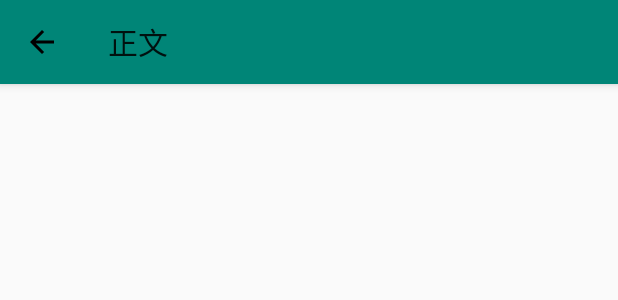
After one commit to lastmc/WenWenNews, an Android app: the layout activity_news_content.xml on its own in the app's theme, with its tools: preview values and no code run, on a phone screen of 412 x 824 dp. The commit adds this screen. Shown: the top 300 px of the screen. Run offline under Robolectric (Android 15) with nearby library versions, the phone set to English and light mode, and no system bars.

Commit message:
add news content activity

```diff
--- a/app/src/main/AndroidManifest.xml
+++ b/app/src/main/AndroidManifest.xml
@@ -1,6 +1,8 @@
 <?xml version="1.0" encoding="utf-8"?>
 <manifest xmlns:android="http://schemas.android.com/apk/res/android"
     package="com.java.yandifei">
+
+    <uses-permission android:name="android.permission.INTERNET" />
 
     <application
         android:allowBackup="true"
@@ -9,6 +11,7 @@
         android:roundIcon="@mipmap/ic_launcher_round"
         android:supportsRtl="true"
         android:theme="@style/AppTheme">
+        <activity android:name=".ui.news.NewsContentActivity"></activity>
         <activity
             android:name=".MainActivity"
             android:label="@string/app_name">
@@ -20,10 +23,9 @@
         </activity>
         <activity android:name=".ui.search.SearchActivity">
             <intent-filter>
-                <action android:name="android.intent.action.SEARCH"/>
+                <action android:name="android.intent.action.SEARCH" />
             </intent-filter>
         </activity>
     </application>
 
-    <uses-permission android:name="android.permission.INTERNET" />
 </manifest>
--- a/app/src/main/java/com/java/yandifei/ui/news/NewsListFragment.java
+++ b/app/src/main/java/com/java/yandifei/ui/news/NewsListFragment.java
@@ -1,5 +1,6 @@
 package com.java.yandifei.ui.news;
 
+import android.content.Intent;
 import android.os.Bundle;
 import android.view.LayoutInflater;
 import android.view.View;
@@ -29,7 +30,7 @@ public class NewsListFragment extends Fragment {
         this.newsList = newsList;
     }
 
-    public View onCreateView(@NonNull LayoutInflater inflater,
+    public View onCreateView(@NonNull final LayoutInflater inflater,
                              ViewGroup container, Bundle savedInstanceState) {
         View view = inflater.inflate(R.layout.fragment_news_list, container, false);
 
@@ -42,6 +43,9 @@ public class NewsListFragment extends Fragment {
             @Override
             public void onItemClick(View view, int position) {
                 System.out.println("mylog: change page to " + newsList.get(position));
+                Intent intent = new Intent();
+                intent.setClass(getActivity(),NewsContentActivity.class);
+                startActivity(intent);
             }
         });
         recyclerView.setAdapter(adapter);
--- /dev/null
+++ b/app/src/main/res/layout/activity_news_content.xml
@@ -0,0 +1,35 @@
+<?xml version="1.0" encoding="utf-8"?>
+<androidx.constraintlayout.widget.ConstraintLayout xmlns:android="http://schemas.android.com/apk/res/android"
+    xmlns:app="http://schemas.android.com/apk/res-auto"
+    xmlns:tools="http://schemas.android.com/tools"
+    android:layout_width="match_parent"
+    android:layout_height="match_parent"
+    tools:context=".ui.news.NewsContentActivity"
+    android:orientation="vertical">
+
+    <com.google.android.material.appbar.AppBarLayout
+        android:id="@+id/news_content_tool_bar_layout"
+        android:layout_width="match_parent"
+        android:layout_height="?attr/actionBarSize"
+        app:layout_constraintTop_toTopOf="parent"
+        >
+
+        <androidx.appcompat.widget.Toolbar
+            android:id="@+id/news_content_tool_bar"
+            android:layout_width="match_parent"
+            android:layout_height="wrap_content"
+            app:navigationIcon="@drawable/ic_arrow_back_black_24dp"
+            app:title="@string/news_activity_title"/>
+
+    </com.google.android.material.appbar.AppBarLayout>
+
+    <TextView
+        android:id="@+id/news_content"
+        android:layout_width="match_parent"
+        android:layout_height="match_parent"
+        app:layout_constraintTop_toBottomOf="@id/news_content_tool_bar_layout"
+        android:layout_marginTop="?attr/actionBarSize"
+        android:paddingHorizontal="8dp"
+        android:paddingVertical="8dp"/>
+
+</androidx.constraintlayout.widget.ConstraintLayout>
--- a/app/src/main/res/values/strings.xml
+++ b/app/src/main/res/values/strings.xml
@@ -5,4 +5,5 @@
     <string name="title_search">搜索</string>
     <string name="news_item_title">新闻题目</string>
     <string name="news_item_description">新闻描述</string>
+    <string name="news_activity_title">正文</string>
 </resources>
```
Also changed, not shown: app/build.gradle (+5 -5 lines), app/src/main/java/com/java/yandifei/ui/news/NewsContentActivity.java (added, +33 -0 lines).
